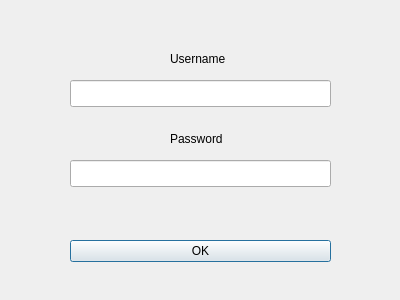
Old version of the form source/gui/login/cadasta_login_base.ui in the repository Cadasta/cadasta-qgis-plugin.
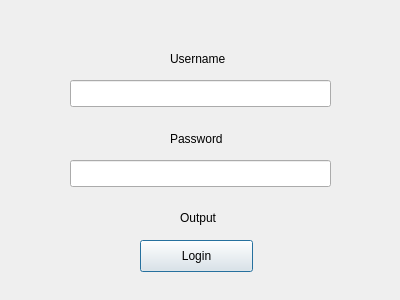
New version of the form.

```diff
--- a/source/gui/login/cadasta_login_base.ui
+++ b/source/gui/login/cadasta_login_base.ui
@@ -13,25 +13,6 @@
   <property name="windowTitle">
    <string>Cadasta QGIS plugin</string>
   </property>
-  <widget class="QDialogButtonBox" name="loginButton">
-   <property name="geometry">
-    <rect>
-     <x>70</x>
-     <y>240</y>
-     <width>261</width>
-     <height>32</height>
-    </rect>
-   </property>
-   <property name="orientation">
-    <enum>Qt::Vertical</enum>
-   </property>
-   <property name="standardButtons">
-    <set>QDialogButtonBox::Ok</set>
-   </property>
-   <property name="centerButtons">
-    <bool>false</bool>
-   </property>
-  </widget>
   <widget class="QLineEdit" name="passwordInput">
    <property name="geometry">
     <rect>
@@ -78,6 +59,32 @@
     </rect>
    </property>
   </widget>
+  <widget class="QPushButton" name="loginButton">
+   <property name="geometry">
+    <rect>
+     <x>140</x>
+     <y>240</y>
+     <width>113</width>
+     <height>32</height>
+    </rect>
+   </property>
+   <property name="text">
+    <string>Login</string>
+   </property>
+  </widget>
+  <widget class="QLabel" name="label_3">
+   <property name="geometry">
+    <rect>
+     <x>180</x>
+     <y>210</y>
+     <width>41</width>
+     <height>16</height>
+    </rect>
+   </property>
+   <property name="text">
+    <string>Output</string>
+   </property>
+  </widget>
  </widget>
  <resources/>
  <connections>
```
Left out of the diff: 35 changed lines with no effect on the pictures.
